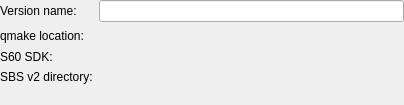
Old version of the form src/plugins/qt4projectmanager/qtversioninfo.ui in the repository qt-creator/qt-creator.
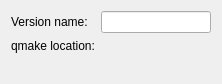
New version of the form. Custom widgets are drawn as their Qt base class.

Patch:
```diff
--- a/src/plugins/qt4projectmanager/qtversioninfo.ui
+++ b/src/plugins/qt4projectmanager/qtversioninfo.ui
@@ -6,55 +6,36 @@
    <rect>
     <x>0</x>
     <y>0</y>
-    <width>404</width>
-    <height>105</height>
+    <width>222</width>
+    <height>62</height>
    </rect>
   </property>
-  <layout class="QGridLayout">
-   <property name="margin">
-    <number>0</number>
-   </property>
-   <item row="1" column="0">
+  <layout class="QFormLayout" name="formLayout">
+   <item row="0" column="0">
     <widget class="QLabel" name="versionNameLabel">
      <property name="text">
       <string>Version name:</string>
      </property>
     </widget>
    </item>
-   <item row="1" column="1">
+   <item row="0" column="1">
     <widget class="QLineEdit" name="nameEdit"/>
    </item>
-   <item row="2" column="0">
+   <item row="1" column="0">
     <widget class="QLabel" name="pathLabel">
      <property name="text">
       <string>qmake location:</string>
      </property>
     </widget>
    </item>
-   <item row="2" column="1">
-    <widget class="Utils::PathChooser" name="qmakePath" native="true"/>
-   </item>
-   <item row="4" column="0">
-    <widget class="QLabel" name="s60SDKLabel">
+   <item row="1" column="1">
+    <widget class="QLabel" name="qmakePath">
      <property name="text">
-      <string>S60 SDK:</string>
+      <string/>
      </property>
     </widget>
    </item>
-   <item row="4" column="1">
-    <widget class="Utils::PathChooser" name="s60SDKPath" native="true"/>
-   </item>
-   <item row="5" column="0">
-    <widget class="QLabel" name="sbsV2Label">
-     <property name="text">
-      <string>SBS v2 directory:</string>
-     </property>
-    </widget>
-   </item>
-   <item row="5" column="1">
-    <widget class="Utils::PathChooser" name="sbsV2Path" native="true"/>
-   </item>
-   <item row="6" column="0" colspan="2">
+   <item row="2" column="0" colspan="2">
     <widget class="QLabel" name="errorLabel">
      <property name="text">
       <string/>
@@ -63,18 +44,6 @@
    </item>
   </layout>
  </widget>
- <customwidgets>
-  <customwidget>
-   <class>Utils::PathChooser</class>
-   <extends>QWidget</extends>
-   <header location="global">utils/pathchooser.h</header>
-   <container>1</container>
-   <slots>
-    <signal>editingFinished()</signal>
-    <signal>browsingFinished()</signal>
-   </slots>
-  </customwidget>
- </customwidgets>
  <resources/>
  <connections/>
 </ui>
```
